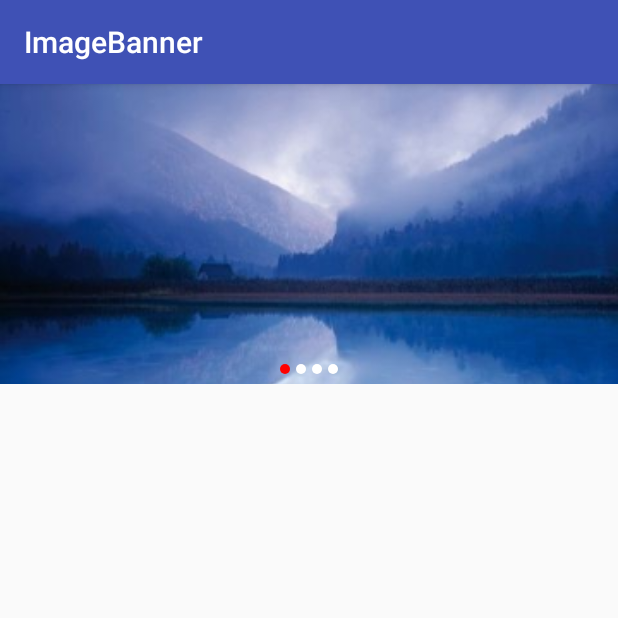
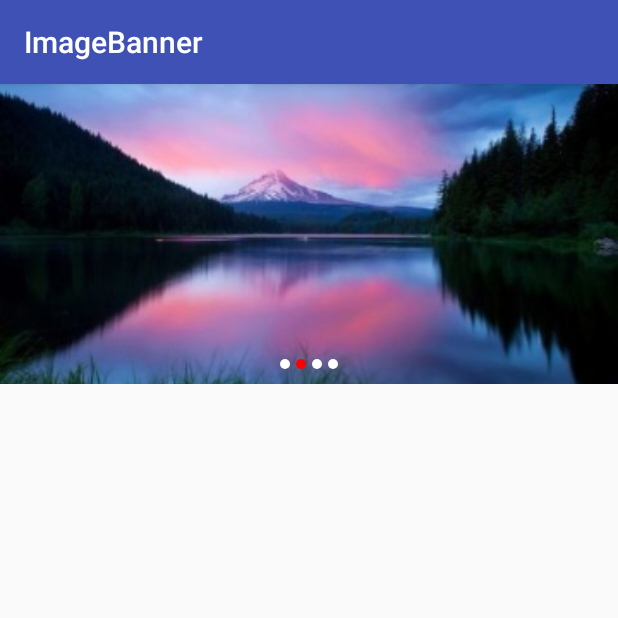
Before and after one commit to BeijingSnail/ImageBanner, an Android app: the screen it shows after launch (MainActivity), on a phone screen of 412 x 824 dp, the top half of it. Run offline under Robolectric (Android 15) with nearby library versions, the phone set to English and light mode, and no system bars.

Commit message:
add IndicatorImageBanner

```diff
--- a/BannerLibrary/src/main/java/com/example/bannerlibrary/CircleView.java
+++ b/BannerLibrary/src/main/java/com/example/bannerlibrary/CircleView.java
@@ -24,7 +24,6 @@ public class CircleView extends View {
     }
 
     private void init() {
-
         this.circlePaint = new Paint();
         this.circlePaint.setAntiAlias(true);//消除锯齿
         this.circlePaint.setStyle(Paint.Style.FILL);
@@ -33,7 +32,6 @@ public class CircleView extends View {
     public void setCircleColor(int resource) {
         //设置圆点颜色
         circlePaint.setColor(resource);
-        //刷新onDraw
         invalidate();
     }
 
@@ -43,7 +41,6 @@ public class CircleView extends View {
         int center = getWidth() / 2;
         //以view的1/2作为圆心画圆
         canvas.drawCircle(center, center, center, circlePaint);
-
     }
 
 }
--- a/BannerLibrary/src/main/java/com/example/bannerlibrary/ImageBanner.java
+++ b/BannerLibrary/src/main/java/com/example/bannerlibrary/ImageBanner.java
@@ -18,6 +18,7 @@ import java.util.TimerTask;
  */
 
 public class ImageBanner extends ViewPager {
+
     private String TAG = ImageBanner.class.getName();
 
     private Activity mActivity;
--- a/BannerLibrary/src/main/java/com/example/bannerlibrary/IndicatorImageBaner.java
+++ b/BannerLibrary/src/main/java/com/example/bannerlibrary/IndicatorImageBanner.java
@@ -2,8 +2,8 @@ package com.example.bannerlibrary;
 
 import android.app.Activity;
 import android.content.Context;
+import android.content.res.TypedArray;
 import android.util.AttributeSet;
-import android.view.Gravity;
 import android.view.View;
 import android.widget.RelativeLayout;
 
@@ -13,35 +13,51 @@ import java.util.List;
  * Created by zhangzhiqiang on 2017/5/10.
  */
 
-public class IndicatorImageBaner extends RelativeLayout {
+public class IndicatorImageBanner extends RelativeLayout {
     private ImageBanner imageBanner;
     private IndicatorLayout indicatorLayout;
+    private int paddingLeft, paddingTop, paddingRight, paddingBottom;
+    //Indicator位置
+    private int gravity;
+    //Indicator透明度
+    private float alpha;
+    private int delay;
 
-    public IndicatorImageBaner(Context context, AttributeSet attrs) {
+    public IndicatorImageBanner(Context context, AttributeSet attrs) {
         super(context, attrs);
-        initView();
+        TypedArray arrray = context.obtainStyledAttributes(attrs, R.styleable.IndicatorImageBanner);
+        paddingLeft = (int) arrray.getDimension(R.styleable.IndicatorImageBanner_indicator_paddingLeft, 0);
+        paddingRight = (int) arrray.getDimension(R.styleable.IndicatorImageBanner_indicator_paddingRight, 0);
+        paddingTop = (int) arrray.getDimension(R.styleable.IndicatorImageBanner_indicator_paddingTop, 0);
+        paddingBottom = (int) arrray.getDimension(R.styleable.IndicatorImageBanner_indicator_paddingBottom, 0);
+        gravity = arrray.getInteger(R.styleable.IndicatorImageBanner_indicator_gravity, 1);
+        delay = arrray.getInteger(R.styleable.IndicatorImageBanner_indicator_delay, 2000);
+        alpha = arrray.getFloat(R.styleable.IndicatorImageBanner_indicator_alpha, 1);
+        arrray.recycle();
+        initView(attrs);
     }
 
-    private void initView() {
+    private void initView(AttributeSet attrs) {
         if (imageBanner != null) {
             removeView(imageBanner);
         }
-
         if (indicatorLayout != null) {
             removeView(indicatorLayout);
         }
-
         imageBanner = new ImageBanner(getContext());
         imageBanner.setLayoutParams(new LayoutParams(LayoutParams.MATCH_PARENT, LayoutParams.MATCH_PARENT));
+        imageBanner.setScrollTime(delay);
         addView(imageBanner);
 
-        indicatorLayout = new IndicatorLayout(getContext(),null);
+        indicatorLayout = new IndicatorLayout(getContext(), attrs);
         RelativeLayout.LayoutParams lp = new RelativeLayout.LayoutParams(RelativeLayout.LayoutParams.MATCH_PARENT, RelativeLayout.LayoutParams.WRAP_CONTENT);
         lp.addRule(RelativeLayout.ALIGN_PARENT_BOTTOM);
         indicatorLayout.setLayoutParams(lp);
-        indicatorLayout.setGravity(Gravity.CENTER_HORIZONTAL);
-        indicatorLayout.setPadding(0, 0, 0, 10);
+        indicatorLayout.setGravity(gravity);
+        indicatorLayout.setAlpha(alpha);
+        indicatorLayout.setPadding(paddingLeft, paddingTop, paddingRight, paddingBottom);
         addView(indicatorLayout);
+
         imageBanner.setDotLinearlayout(indicatorLayout);
     }
 
--- a/BannerLibrary/src/main/java/com/example/bannerlibrary/IndicatorLayout.java
+++ b/BannerLibrary/src/main/java/com/example/bannerlibrary/IndicatorLayout.java
@@ -46,6 +46,7 @@ public class IndicatorLayout extends LinearLayout implements ViewPager.OnPageCha
             view.setCircleColor(defaultColor);
             this.addView(view);
         }
+
         //将第一个设置指示颜色
         CircleView firstView = (CircleView) getChildAt(0);
         firstView.setCircleColor(currentColor);
@@ -53,7 +54,6 @@ public class IndicatorLayout extends LinearLayout implements ViewPager.OnPageCha
 
     @Override
     public void onPageScrolled(int position, float positionOffset, int positionOffsetPixels) {
-
     }
 
     @Override
--- a/BannerLibrary/src/main/res/values/attrs.xml
+++ b/BannerLibrary/src/main/res/values/attrs.xml
@@ -3,12 +3,28 @@
     <declare-styleable name="IndicatorLayout">
         <attr name="defaultColor" format="color"></attr>
         <attr name="currentColor" format="color"></attr>
-
     </declare-styleable>
 
-    <declare-styleable name="IndicatorImageBaner">
+    <declare-styleable name="IndicatorImageBanner">
+        <!--小圆点未被选中时的颜色-->
         <attr name="indicator_defaultColor" format="color"></attr>
+        <!--小圆点被选中时的颜色-->
         <attr name="indicator_currentColor" format="color"></attr>
+        <!--padding  不解释-->
+        <attr name="indicator_paddingRight" format="dimension" />
+        <attr name="indicator_paddingLeft" format="dimension" />
+        <attr name="indicator_paddingTop" format="dimension" />
+        <attr name="indicator_paddingBottom" format="dimension" />
+        <!--指示器的透明度0-1-->
+        <attr name="indicator_alpha" format="float" />
+        <!--滑动的延迟时间，单位毫秒-->
+        <attr name="indicator_delay" format="integer" />
+        <!--gravity  横向的 left center right -->
+        <attr name="indicator_gravity">
+            <enum name="left" value="0" />
+            <enum name="center" value="1" />
+            <enum name="right" value="2" />
+        </attr>
 
     </declare-styleable>
 
--- a/app/src/main/java/com/example/snail/imagebanner/MainActivity.java
+++ b/app/src/main/java/com/example/snail/imagebanner/MainActivity.java
@@ -6,8 +6,7 @@ import android.view.View;
 import android.widget.ImageView;
 import android.widget.Toast;
 
-import com.example.bannerlibrary.IndicatorImageBaner;
-import com.example.bannerlibrary.IndicatorLayout;
+import com.example.bannerlibrary.IndicatorImageBanner;
 import com.example.bannerlibrary.OnItemClickListener;
 
 import java.util.ArrayList;
@@ -19,24 +18,17 @@ public class MainActivity extends AppCompatActivity {
 
     private int[] images = {R.mipmap.pic1, R.mipmap.pic2, R.mipmap.pic3, R.mipmap.pic4};
 
-    private IndicatorImageBaner imageBanner;
-
-    private IndicatorLayout indicatorLayout;
+    private IndicatorImageBanner indicatorImageBanner;
 
     @Override
     protected void onCreate(Bundle savedInstanceState) {
         super.onCreate(savedInstanceState);
         setContentView(R.layout.activity_main);
-        imageBanner = (IndicatorImageBaner) findViewById(R.id.iamge_banner);
-//        indicatorLayout = (IndicatorLayout) findViewById(R.id.indicator_layout);
+        indicatorImageBanner = (IndicatorImageBanner) findViewById(R.id.indicator_iamge_banner);
         initData();
-        //设置滑动时间间隔，不设置时默认2秒
-        imageBanner.setScrollTime(3000);
-        //为ImageBanner设置指示器
-//        imageBanner.setDotLinearlayout(indicatorLayout);
         //开始轮播
-        imageBanner.start(this, imageList);
-        imageBanner.setBannerItemClickListener(new OnItemClickListener() {
+        indicatorImageBanner.start(this, imageList);
+        indicatorImageBanner.setBannerItemClickListener(new OnItemClickListener() {
             @Override
             public void onItemClick(int position) {
                 Toast.makeText(MainActivity.this, "点击第" + position + "张", Toast.LENGTH_SHORT).show();
--- a/app/src/main/res/layout/activity_main.xml
+++ b/app/src/main/res/layout/activity_main.xml
@@ -12,23 +12,12 @@
         android:layout_width="match_parent"
         android:layout_height="200dp">
 
-        <com.example.bannerlibrary.IndicatorImageBaner
-            android:id="@+id/iamge_banner"
+        <com.example.bannerlibrary.IndicatorImageBanner
+            android:id="@+id/indicator_iamge_banner"
             android:layout_width="match_parent"
-            android:layout_height="match_parent" />
-
-        <!--<com.example.bannerlibrary.IndicatorLayout-->
-            <!--android:id="@+id/indicator_layout"-->
-            <!--android:layout_width="match_parent"-->
-            <!--android:layout_height="10dp"-->
-            <!--android:layout_gravity="bottom"-->
-            <!--android:layout_marginRight="10dp"-->
-            <!--android:gravity="center_horizontal"-->
-            <!--android:orientation="horizontal"-->
-            <!--app:currentColor="@color/currentcolor"-->
-            <!--app:defaultColor="@color/defaultcolor">-->
-
-        <!--</com.example.bannerlibrary.IndicatorLayout>-->
+            android:layout_height="match_parent"
+            app:indicator_paddingBottom="10dp"
+            app:indicator_gravity="center"/>
 
     </FrameLayout>
 
```
